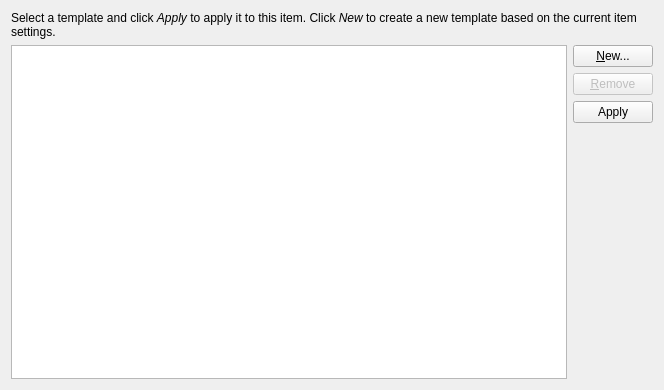
Before: the Qt Designer form incidenceeditor-ng/template_management_dialog_base.ui in KDE/kdepim, drawn with Qt 5.
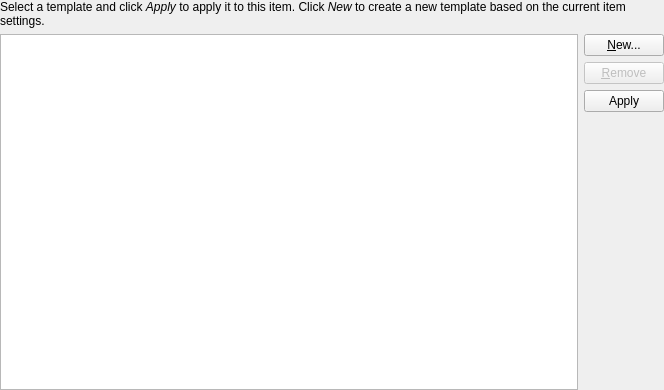
After: the same form once the commit is applied.

Commit message: Remove double margin

Patch:
```diff
--- a/incidenceeditor-ng/template_management_dialog_base.ui
+++ b/incidenceeditor-ng/template_management_dialog_base.ui
@@ -14,6 +14,9 @@
    <string>Template Management</string>
   </property>
   <layout class="QGridLayout" name="gridLayout">
+   <property name="margin">
+    <number>0</number>
+   </property>
    <item row="0" column="0" colspan="2">
     <widget class="QLabel" name="m_introLabel">
      <property name="frameShape">
```
